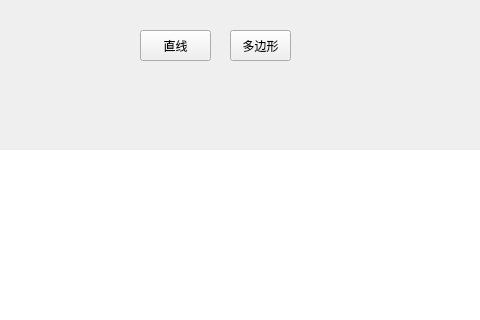
Before: the Qt Designer form Drawer.ui in NightHunters/Drawer, drawn with Qt 5; both pictures show x 90 to 570 and y 0 to 320 of the 1124 by 654 pixel window.
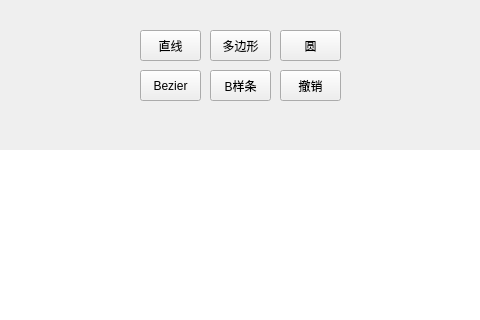
After: the same form once the commit is applied. Custom widgets are drawn as their Qt base class.

Diff of the .ui file:
```diff
--- a/Drawer.ui
+++ b/Drawer.ui
@@ -48,7 +48,7 @@
      <rect>
       <x>230</x>
       <y>30</y>
-      <width>71</width>
+      <width>61</width>
       <height>31</height>
      </rect>
     </property>
@@ -72,7 +72,7 @@
    <widget class="QToolButton" name="Polygon_Button">
     <property name="geometry">
      <rect>
-      <x>320</x>
+      <x>300</x>
       <y>30</y>
       <width>61</width>
       <height>31</height>
@@ -82,6 +82,58 @@
      <string>多边形</string>
     </property>
    </widget>
+   <widget class="QToolButton" name="Eclipse_Button">
+    <property name="geometry">
+     <rect>
+      <x>370</x>
+      <y>30</y>
+      <width>61</width>
+      <height>31</height>
+     </rect>
+    </property>
+    <property name="text">
+     <string>圆</string>
+    </property>
+   </widget>
+   <widget class="QToolButton" name="Bezier_Button">
+    <property name="geometry">
+     <rect>
+      <x>230</x>
+      <y>70</y>
+      <width>61</width>
+      <height>31</height>
+     </rect>
+    </property>
+    <property name="text">
+     <string>Bezier</string>
+    </property>
+   </widget>
+   <widget class="QToolButton" name="Bspline_Button">
+    <property name="geometry">
+     <rect>
+      <x>300</x>
+      <y>70</y>
+      <width>61</width>
+      <height>31</height>
+     </rect>
+    </property>
+    <property name="text">
+     <string>B样条</string>
+    </property>
+   </widget>
+   <widget class="QToolButton" name="Revoke_Button">
+    <property name="geometry">
+     <rect>
+      <x>370</x>
+      <y>70</y>
+      <width>61</width>
+      <height>31</height>
+     </rect>
+    </property>
+    <property name="text">
+     <string>撤销</string>
+    </property>
+   </widget>
   </widget>
  </widget>
  <layoutdefault spacing="6" margin="11"/>
```
